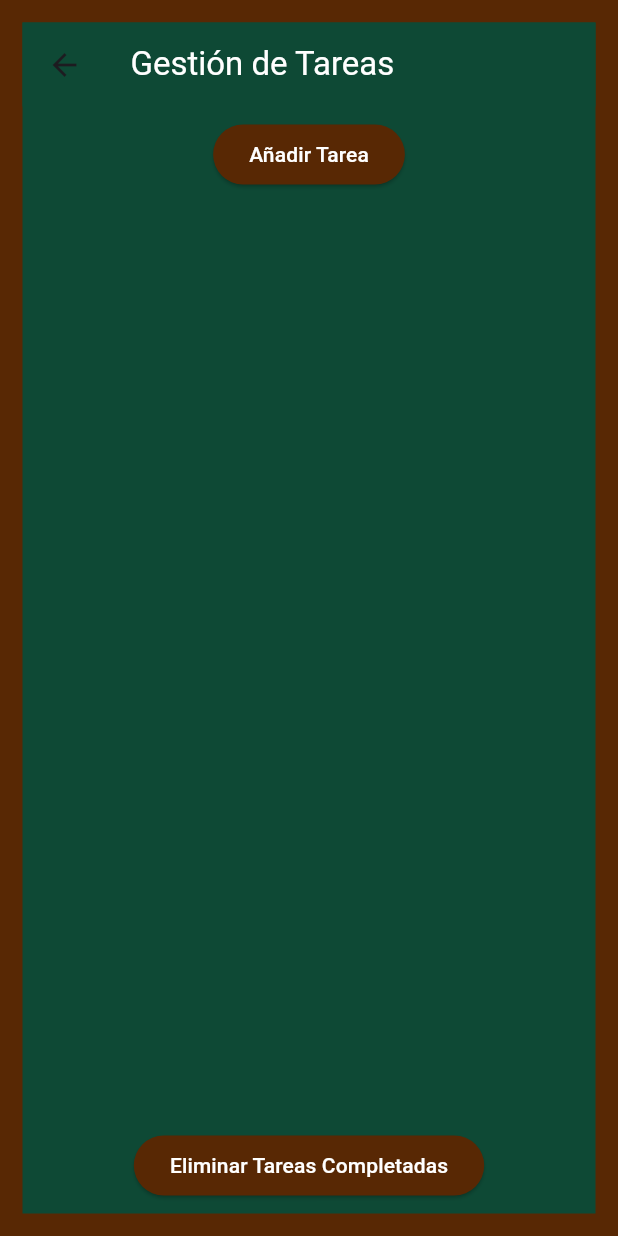
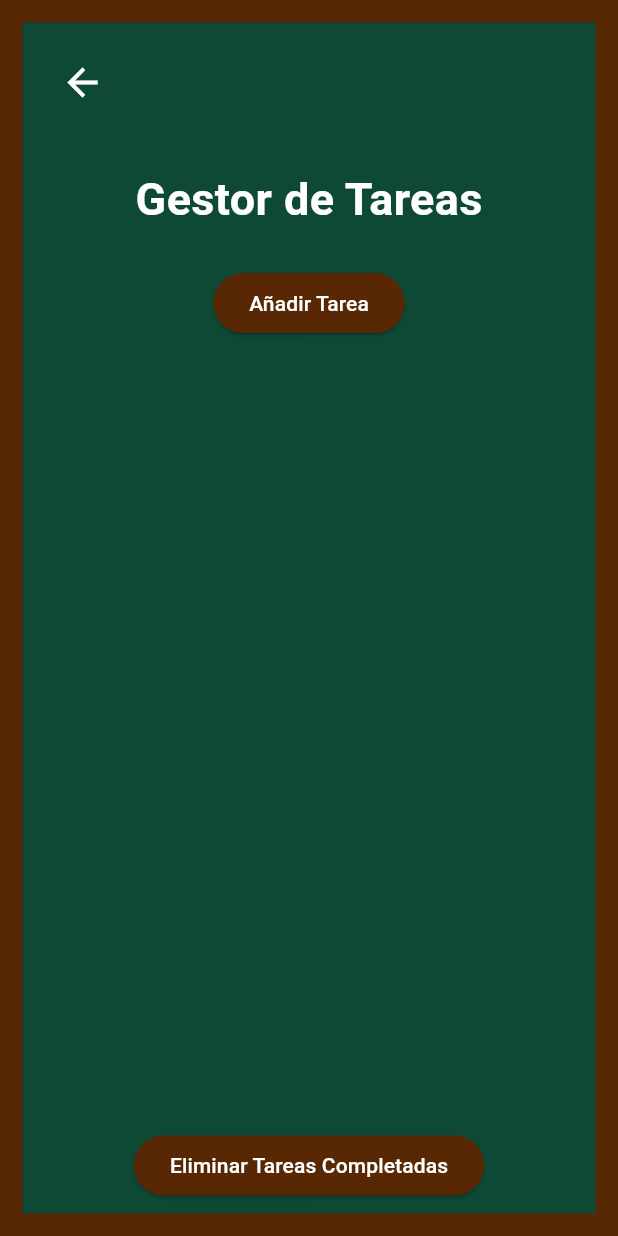
Before and after one commit to RaulToledoProcopio/Flutter, a Flutter app: the MainScreen screen opened by its route, on a phone screen of 412 x 824 dp. Run offline on Flutter 3.47's test engine with Material 3 defaults, Android fonts, the phone set to English and light mode, and no system bars; our stand-ins replace floor, sqflite; accounts and stored records are empty; generated files the repository leaves out were written again.

Commit message:
Depuración

```diff
--- a/lib/mainScreen.dart
+++ b/lib/mainScreen.dart
@@ -73,26 +73,45 @@ class _MainScreenState extends State<MainScreen> {
   @override
   Widget build(BuildContext context) {
     return Container(
-      color: Colors.white,
-      child: Container(
       decoration: BoxDecoration(
-          color: const Color(0xFF0e4935),
+        color: const Color(0xFF0e4935), // Establecer el color de fondo aquí.
         border: Border.all(
           color: const Color(0xFF582804),
           width: 15,
         ),
       ),
       child: Scaffold(
-          backgroundColor: Colors.transparent,
-          appBar: AppBar(
-            title: const Text(
-              'Gestión de Tareas',
-              style: TextStyle(color: Colors.white),
-            ),
-            backgroundColor: const Color(0xFF0e4935),
-          ),
+        backgroundColor:
+            Colors.transparent, // El fondo de Scaffold es transparente.
         body: Column(
           children: <Widget>[
+            // Flecha de retroceso
+            Padding(
+              padding: const EdgeInsets.all(16.0),
+              child: Align(
+                alignment: Alignment.centerLeft,
+                child: IconButton(
+                  icon: const Icon(Icons.arrow_back,
+                      color: Colors.white, size: 30),
+                  onPressed: () {
+                    Navigator.of(context)
+                        .pop(); // Regresa a la pantalla anterior
+                  },
+                ),
+              ),
+            ),
+            // Título en lugar de AppBar
+            const Padding(
+              padding: EdgeInsets.all(16.0),
+              child: Text(
+                'Gestor de Tareas',
+                style: TextStyle(
+                  fontSize: 30,
+                  color: Colors.white,
+                  fontWeight: FontWeight.bold,
+                ),
+              ),
+            ),
             Padding(
               padding: const EdgeInsets.all(8.0),
               child: ElevatedButton(
@@ -151,7 +170,6 @@ class _MainScreenState extends State<MainScreen> {
           ],
         ),
       ),
-      ),
     );
   }
 
```
Also changed, not shown: lib/loginScreen.dart (+20 -9 lines). Lines whose indentation alone changed are shown as unchanged.
